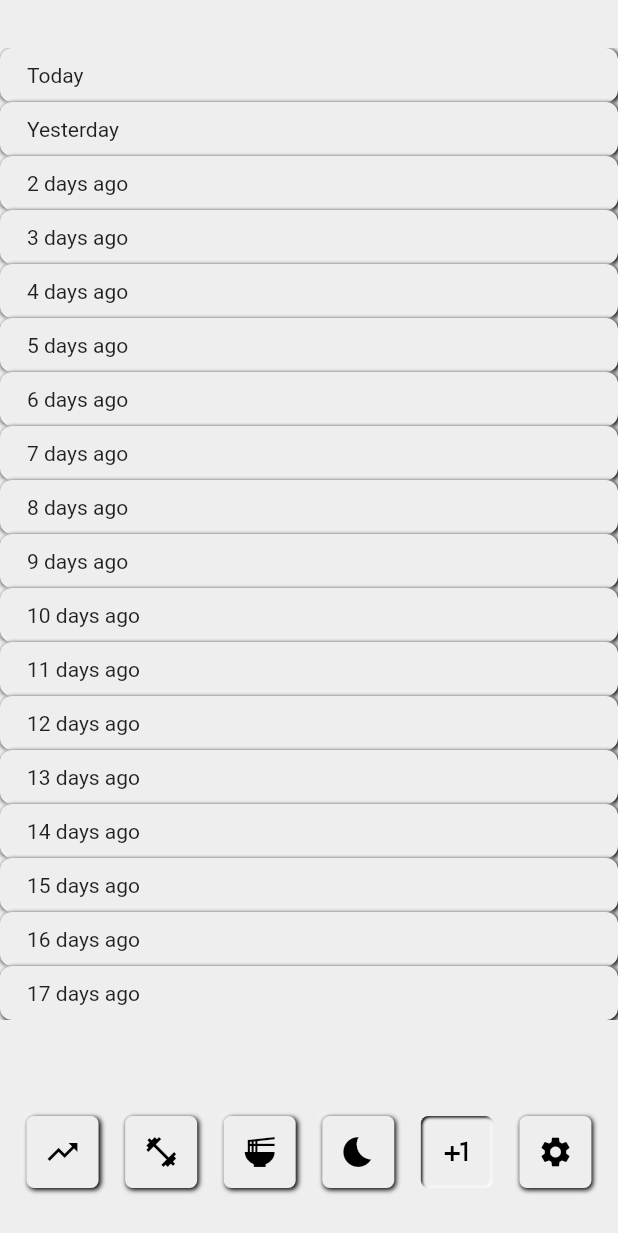
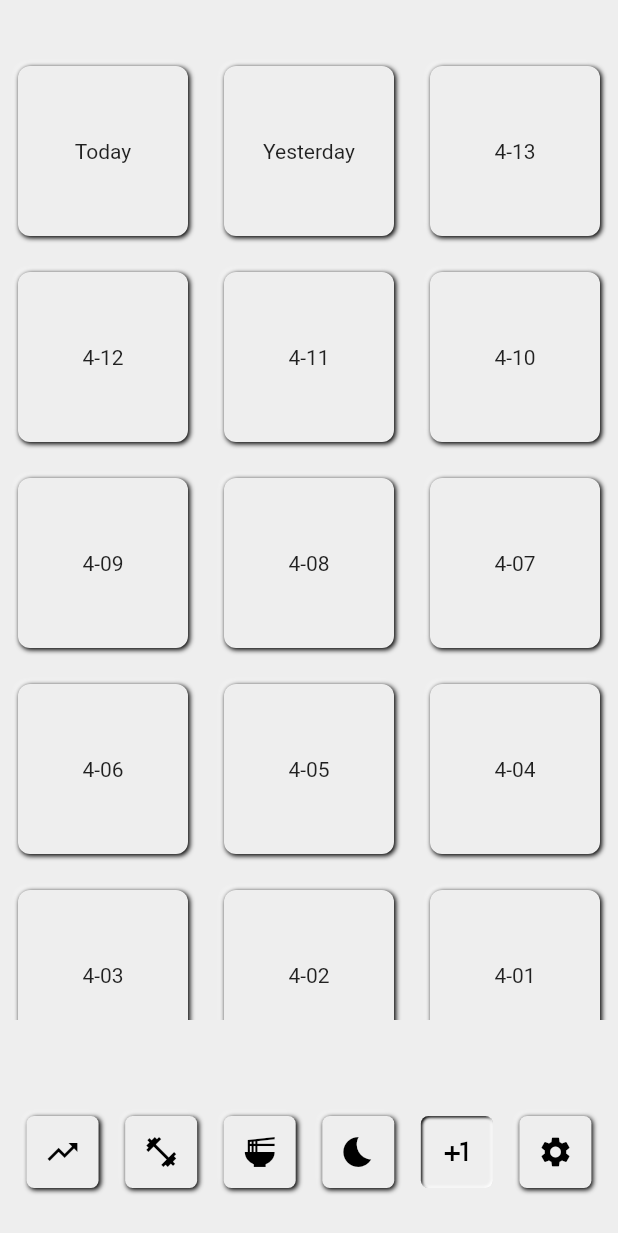
Before and after one commit to tninesling/tracker, a Flutter app: the AddDietScreen screen opened directly, on a phone screen of 412 x 824 dp. Shown: the top 1233 px of the screen. Run offline on Flutter 3.47's test engine with Material 2 defaults, Android fonts, the phone set to English and light mode, and no system bars; drawn by our look-alikes of flutter_neumorphic; our stand-ins replace charts_flutter, sqflite; missing offline and left inert: openapi; accounts and stored records are empty.

Commit message:
Reformat date/time picker as grid views

```diff
--- a/ui/lib/atoms/day_input.dart
+++ b/ui/lib/atoms/day_input.dart
@@ -1,4 +1,5 @@
 import 'package:flutter_neumorphic/flutter_neumorphic.dart';
+import 'package:ui/utils/date_builder.dart';
 
 class DayInput extends StatelessWidget {
   final Function(DateTime) onChanged;
@@ -7,27 +8,36 @@ class DayInput extends StatelessWidget {
 
   @override
   Widget build(BuildContext context) {
-    return ListView.builder(
-        itemCount: 30,
+    return GridView.builder(
+        gridDelegate: const SliverGridDelegateWithFixedCrossAxisCount(
+          crossAxisCount: 3,
+        ),
         itemBuilder: (context, index) {
-          return NeumorphicButton(
-            child: Text(dayOffsetText(index)),
-            onPressed: () {
-              onChanged(DateTime.now().subtract(Duration(days: index)));
-            },
+          var date = DateTime.now().subtract(Duration(days: index));
+          return Padding(
+            padding: const EdgeInsets.all(12.0),
+            child: NeumorphicButton(
+              child: Center(child: Text(dateText(date))),
+              onPressed: () {
+                onChanged(date);
+              },
+            ),
           );
         });
   }
 
-  String dayOffsetText(int offset) {
-    if (offset == 0) {
+  String dateText(DateTime date) {
+    var thisMorning = DateBuilder().today().dayStart().build();
+
+    if (date.isAfter(thisMorning)) {
       return "Today";
     }
 
-    if (offset == 1) {
+    if (date.isAfter(thisMorning.subtract(const Duration(days: 1)))) {
       return "Yesterday";
     }
 
-    return "$offset days ago";
+    var asString = date.toIso8601String().substring(5, 10);
+    return asString.startsWith('0') ? asString.substring(1) : asString;
   }
 }
--- a/ui/lib/atoms/time_display.dart
+++ b/ui/lib/atoms/time_display.dart
@@ -7,6 +7,6 @@ class TimeDisplay extends StatelessWidget {
 
   @override
   Widget build(BuildContext context) {
-    return Text(date.toLocal().toIso8601String().substring(11, 19));
+    return Text(date.toLocal().toIso8601String().substring(11, 16));
   }
 }
```
Also changed, not shown: ui/lib/atoms/time_input.dart (+10 -9 lines).
